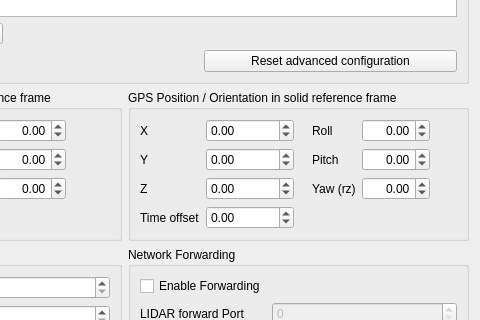
First picture: the form in VelodyneHDL/Ui/vvCalibrationDialog.ui, repository Kitware/VeloView, before the edit; both pictures show x 236 to 716 and y 93 to 413 of the 716 by 526 pixel window.
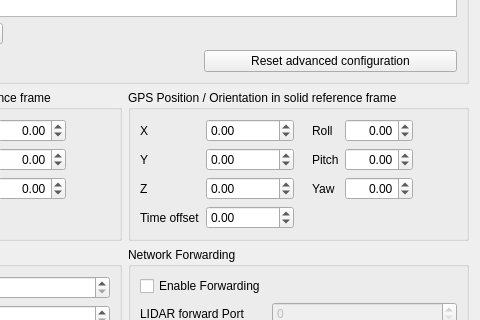
Second picture: the form after the edit. Icons and pictures are not drawn.

The edit to the form file:
```diff
--- a/VelodyneHDL/Ui/vvCalibrationDialog.ui
+++ b/VelodyneHDL/Ui/vvCalibrationDialog.ui
@@ -541,7 +541,7 @@
         <item row="4" column="0">
          <widget class="QLabel" name="GpsYawLabel">
           <property name="text">
-           <string>Yaw (rz)</string>
+           <string>Yaw</string>
           </property>
          </widget>
         </item>
```
